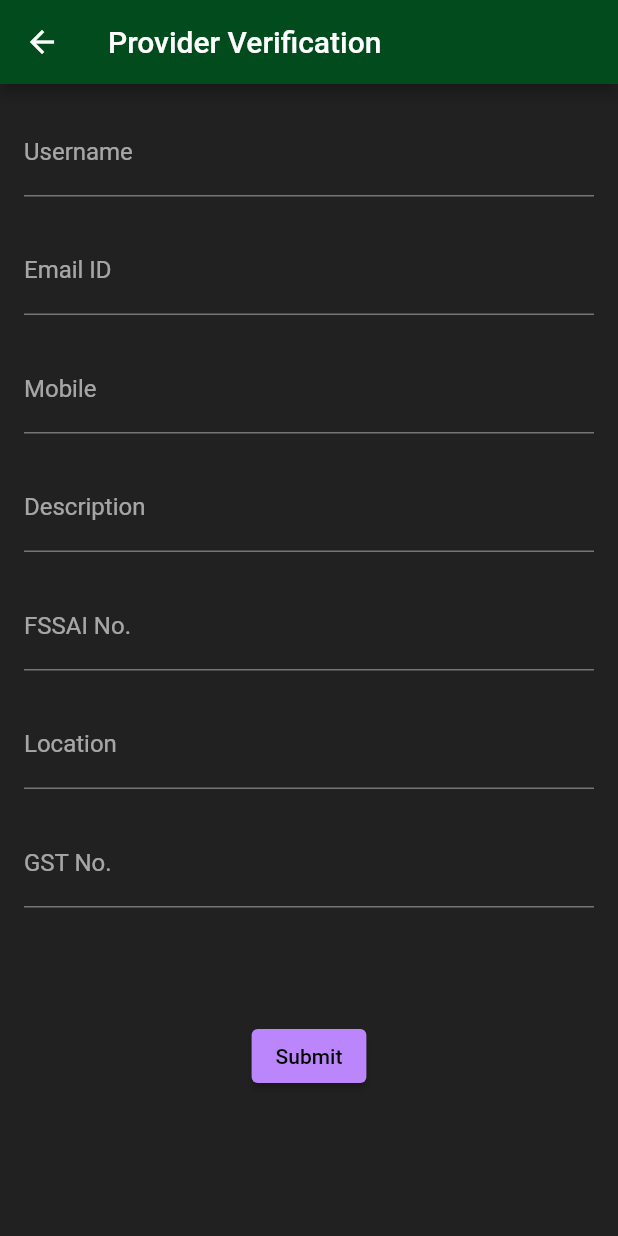
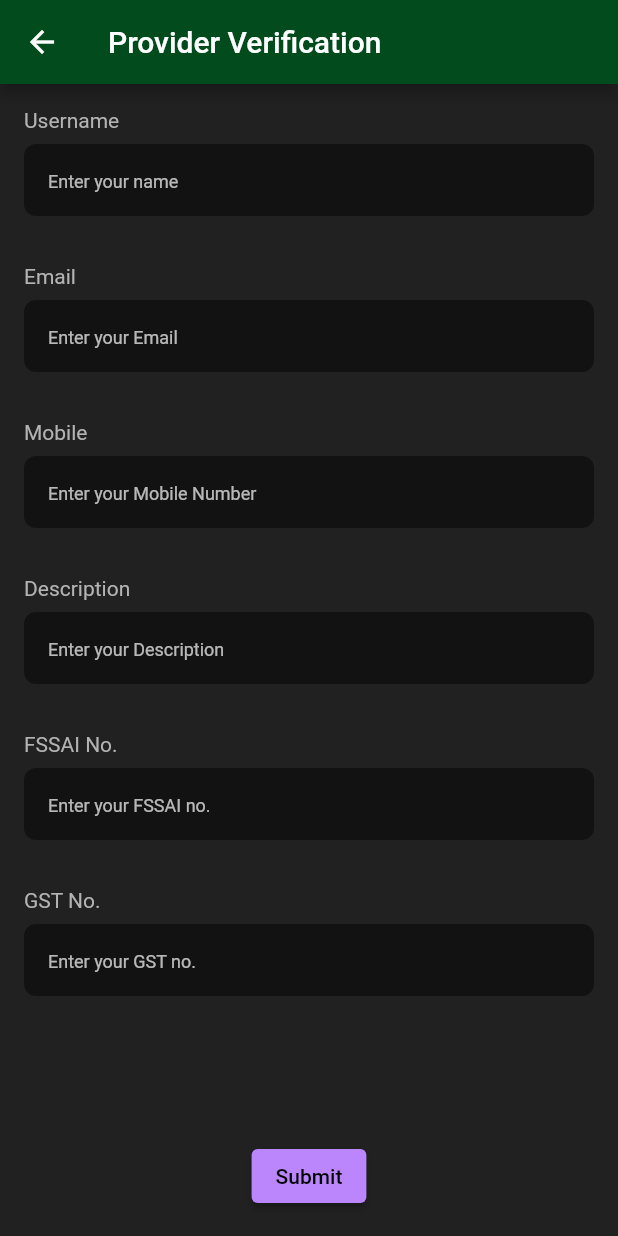
Before and after one commit to PrerakGada/EatEasy, a Flutter app: the ProviderVerification screen opened by its route, after a tap on "Submit", on a phone screen of 412 x 824 dp. Run offline on Flutter 3.47's test engine with Material 2 defaults, Android fonts, the phone set to English and light mode, and no system bars; our stand-ins replace cloud_firestore, curved_navigation_bar, firebase_auth, firebase_core, flutter_carousel_widget, page_transition and 1 more; accounts and stored records are empty.

Commit message:
updated name x email bug

```diff
--- a/lib/repositories/query_repo.dart
+++ b/lib/repositories/query_repo.dart
@@ -0,0 +1,30 @@
+import 'package:cloud_firestore/cloud_firestore.dart';
+import 'package:firebase_auth/firebase_auth.dart';
+
+final _firestore = FirebaseFirestore.instance;
+
+class QueryRepo {
+  Future submitProviderVerification(
+    String name,
+    String email,
+    String mobile,
+    String description,
+    String FSSAI,
+    String GST,
+  ) async {
+    try {
+      _firestore.collection('providers').doc('$name : $email').set({
+        'name': name,
+        'email': email,
+        'description': description,
+        'mobile': mobile,
+        'FSSAI': FSSAI,
+        'GST': GST,
+      }
+      );
+      return true;
+    } catch (e) {
+      print(e);
+    }
+  }
+}
--- a/lib/screens/provider_verification.dart
+++ b/lib/screens/provider_verification.dart
@@ -1,3 +1,5 @@
+import 'package:eat_easy/repositories/query_repo.dart';
+import 'package:eat_easy/screens/Admin/admin_screen.dart';
 import 'package:eat_easy/widgets/LabeledTextFormField.dart';
 import 'package:flutter/material.dart';
 import 'package:provider/provider.dart';
@@ -36,147 +38,60 @@ class _ProviderVerificationState extends State<ProviderVerification> {
 
   final _formKey = GlobalKey<FormState>();
 
-  String? _username;
-  String? _emailID;
-  String? _mobile;
-  String? _description;
-  String? _fssai_no;
-  String? _location;
-  String? _gst_no;
-
   @override
   Widget build(BuildContext context) {
     return Scaffold(
       appBar: AppBar(
         title: const Text("Provider Verification"),
       ),
-      body: Container(
-        padding: const EdgeInsets.all(16),
-        child: Form(
-          key: _formKey,
+      body: SafeArea(
+        child: Padding(
+          padding: const EdgeInsets.all(16),
           child: Column(
             children: [
-
-              TextFormField(
-                decoration: const InputDecoration(
-                  labelText: "Username",
-                ),
-                validator: (value) {
-                  if (value!.isEmpty) {
-                    return "Please enter a username";
+              LabeledTextFormField(
+                  controller: _usernameController,
+                  title: 'Username',
+                  hintTitle: 'Enter your name'),
+              Spacer(),
+              LabeledTextFormField(
+                  controller: _emailController,
+                  title: 'Email',
+                  hintTitle: 'Enter your Email'),
+              Spacer(),
+              LabeledTextFormField(
+                  controller: _mobileController,
+                  title: 'Mobile',
+                  hintTitle: 'Enter your Mobile Number'),
+              Spacer(),
+              LabeledTextFormField(
+                  controller: _descriptionController,
+                  title: 'Description',
+                  hintTitle: 'Enter your Description'),
+              Spacer(),
+              LabeledTextFormField(
+                  controller: _fssai_noController,
+                  title: 'FSSAI No.',
+                  hintTitle: 'Enter your FSSAI no.'),
+              Spacer(),
+              LabeledTextFormField(
+                  controller: _gst_noController,
+                  title: 'GST No.',
+                  hintTitle: 'Enter your GST no.'),
+              Spacer(flex: 3),
+              ElevatedButton(
+                onPressed: () async {
+                  if (await QueryRepo().submitProviderVerification(
+                    _usernameController.text,
+                    _emailController.text,
+                    _mobileController.text,
+                    _descriptionController.text,
+                    _fssai_noController.text,
+                    _gst_noController.text,
+                  )) {
+                    Navigator.pushNamed(context, AdminDashBoard.id);
                   }
-                  return null;
                 },
-                onSaved: (value) => _username = value,
-              ),
-              Container(
-                height: 20, // specify the height
-                width: double.infinity, // specify the width, use double.infinity to occupy the entire width
-              ),
-
-              TextFormField(
-                decoration: const InputDecoration(
-                  labelText: "Email ID",
-                ),
-                validator: (value) {
-                  if (value!.isEmpty) {
-                    return "Please enter an email ID";
-                  }
-                  return null;
-                },
-                onSaved: (value) => _emailID = value,
-              ),
-              Container(
-                height: 20, // specify the height
-                width: double.infinity, // specify the width, use double.infinity to occupy the entire width
-              ),
-
-              TextFormField(
-                decoration: const InputDecoration(
-                  labelText: "Mobile",
-                ),
-                validator: (value) {
-                  if (value!.isEmpty) {
-                    return "Please enter a mobile number";
-                  }
-                  return null;
-                },
-                onSaved: (value) => _mobile = value,
-              ),
-              Container(
-                height: 20, // specify the height
-                width: double.infinity, // specify the width, use double.infinity to occupy the entire width
-              ),
-
-              TextFormField(
-                decoration: const InputDecoration(
-                  labelText: "Description",
-                ),
-                validator: (value) {
-                  if (value!.isEmpty) {
-                    return "Please enter a description";
-                  }
-                  return null;
-                },
-                onSaved: (value) => _description = value,
-              ),
-              Container(
-                height: 20, // specify the height
-                width: double.infinity, // specify the width, use double.infinity to occupy the entire width
-              ),
-
-              TextFormField(
-                decoration: const InputDecoration(
-                  labelText: "FSSAI No.",
-                ),
-                validator: (value) {
-                  if (value!.isEmpty) {
-                    return "Please enter an FSSAI number";
-                  }
-                  return null;
-                },
-                onSaved: (value) => _fssai_no = value,
-              ),
-              Container(
-                height: 20, // specify the height
-                width: double.infinity, // specify the width, use double.infinity to occupy the entire width
-              ),
-              TextFormField(
-                decoration: const InputDecoration(
-                  labelText: "Location",
-                ),
-                validator: (value) {
-                  if (value!.isEmpty) {
-                    return "Please enter a location";
-                  }
-                  return null;
-                },
-                onSaved: (value) => _location = value,
-              ),
-              Container(
-                height: 20, // specify the height
-                width: double.infinity, // specify the width, use double.infinity to occupy the entire width
-              ),
-
-              TextFormField(
-                decoration: const InputDecoration(
-                  labelText: "GST No.",
-                ),
-                validator: (value) {
-                  if (value!.isEmpty) {
-                    return "Please enter a GST number";
-                  }
-                  return null;
-                },
-                onSaved: (value) => _gst_no = value,
-              ),
-              Container(
-                height: 75,
-                width: double.infinity,
-              ),
-
-              ElevatedButton(
-                onPressed: () {},
                 child: const Text("Submit"),
               ),
             ],
--- a/pubspec.yaml
+++ b/pubspec.yaml
@@ -46,6 +46,7 @@ dependencies:
   firebase_auth: ^4.2.6
   cloud_firestore: ^4.3.2
   page_transition: ^2.0.9
+  firebase_storage: ^11.0.11
 
   flutter_carousel_widget: ^2.0.2
 
```
Also changed, not shown: pubspec.lock, 3 other files.
